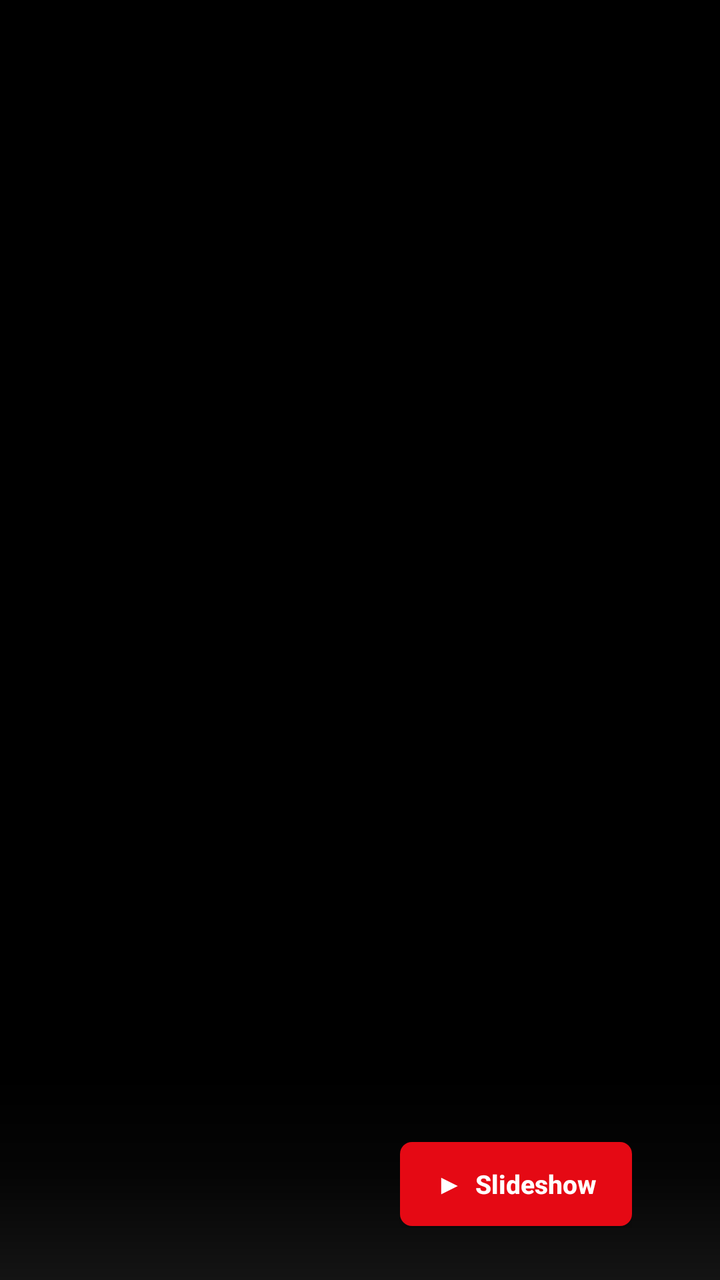
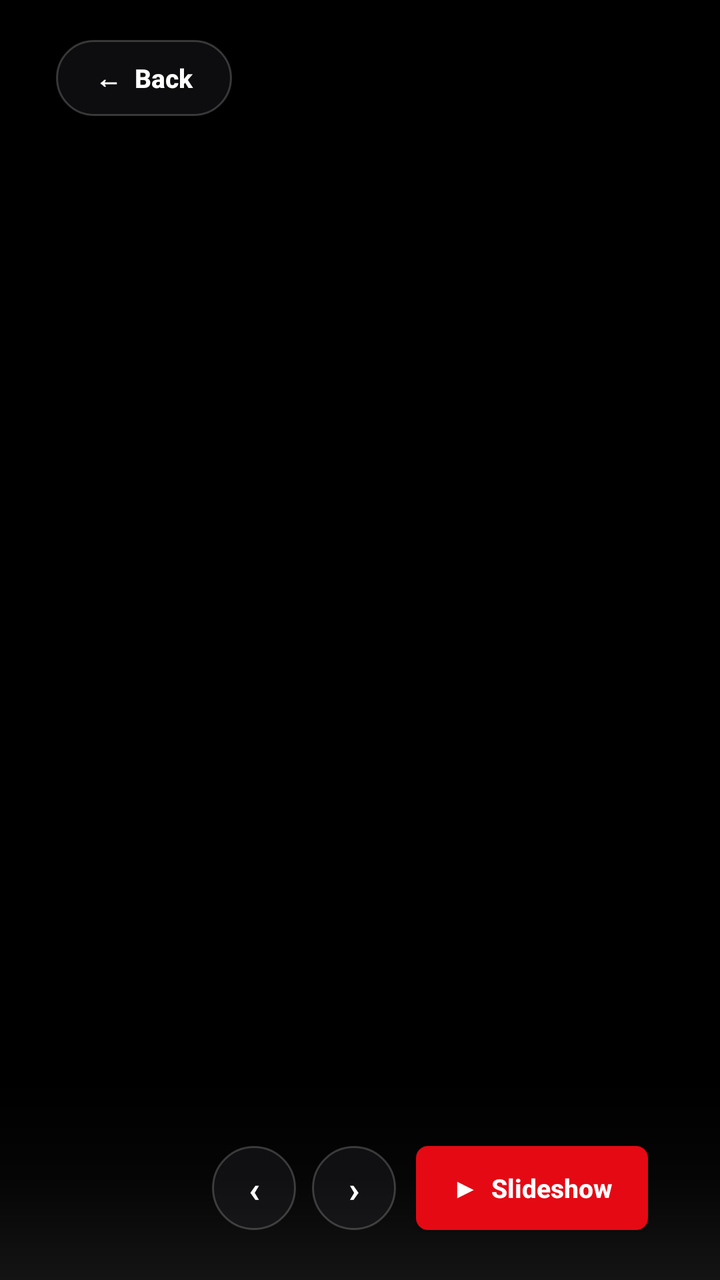

Before-and-after screenshots of an Android layout around one commit, followed by the original layout XML and the change that was made.
<!-- AndroidManifest.xml: application theme Theme.PixelStreamer -->
<!-- res/layout/activity_photo_viewer.xml -->
<?xml version="1.0" encoding="utf-8"?>
<FrameLayout xmlns:android="http://schemas.android.com/apk/res/android"
    android:layout_width="match_parent"
    android:layout_height="match_parent"
    android:background="#000000"
    android:keepScreenOn="true">

    <ImageView
        android:id="@+id/photoFullImage"
        android:layout_width="match_parent"
        android:layout_height="match_parent"
        android:contentDescription="@null"
        android:scaleType="fitCenter" />

    <LinearLayout
        android:id="@+id/photoOverlayBar"
        android:layout_width="match_parent"
        android:layout_height="wrap_content"
        android:layout_gravity="bottom"
        android:background="@drawable/bg_hero_gradient_vertical"
        android:gravity="center_vertical"
        android:orientation="horizontal"
        android:paddingStart="44dp"
        android:paddingTop="32dp"
        android:paddingEnd="44dp"
        android:paddingBottom="26dp">

        <LinearLayout
            android:layout_width="0dp"
            android:layout_height="wrap_content"
            android:layout_weight="1"
            android:orientation="vertical">

            <TextView
                android:id="@+id/photoCaption"
                android:layout_width="wrap_content"
                android:layout_height="wrap_content"
                android:textColor="@color/nf_text_primary"
                android:textSize="18sp"
                android:textStyle="bold" />

            <TextView
                android:id="@+id/photoCounter"
                android:layout_width="wrap_content"
                android:layout_height="wrap_content"
                android:layout_marginTop="2dp"
                android:textColor="@color/nf_text_secondary"
                android:textSize="13sp" />
        </LinearLayout>

        <Button
            android:id="@+id/btnPhotoSlideshow"
            android:layout_width="wrap_content"
            android:layout_height="42dp"
            android:background="@drawable/bg_btn_primary"
            android:focusable="true"
            android:paddingStart="18dp"
            android:paddingEnd="18dp"
            android:text="▶  Slideshow"
            android:textAllCaps="false"
            android:textColor="@color/nf_text_primary"
            android:textSize="13sp"
            android:textStyle="bold" />
    </LinearLayout>
</FrameLayout>
<!-- resources referenced by this layout -->
<resources>
  <color name="nf_text_primary">#FFFFFF</color>
  <color name="nf_text_secondary">#B3B3C0</color>
  <!-- drawable bg_btn_primary (drawable) -->
  <?xml version="1.0" encoding="utf-8"?>
  <selector xmlns:android="http://schemas.android.com/apk/res/android">
      <item android:state_focused="true">
          <shape android:shape="rectangle">
              <solid android:color="#F40612" />
              <corners android:radius="6dp" />
              <stroke android:width="3dp" android:color="#FFFFFF" />
          </shape>
      </item>
      <item>
          <shape android:shape="rectangle">
              <solid android:color="#E50914" />
              <corners android:radius="6dp" />
          </shape>
      </item>
  </selector>
  <!-- drawable bg_hero_gradient_vertical (drawable) -->
  <?xml version="1.0" encoding="utf-8"?>
  <shape xmlns:android="http://schemas.android.com/apk/res/android" android:shape="rectangle">
      <gradient
          android:angle="90"
          android:startColor="#FF141414"
          android:centerColor="#44141414"
          android:endColor="#00141414" />
  </shape>
  <style name="Theme.PixelStreamer" parent="Theme.AppCompat.NoActionBar">
          <item name="android:windowBackground">@color/nf_bg</item>
          <item name="android:colorBackground">@color/nf_bg</item>
          <item name="colorPrimary">@color/ps_accent</item>
          <item name="colorPrimaryDark">@color/nf_bg</item>
          <item name="colorAccent">@color/ps_accent</item>
          <item name="android:textColorPrimary">@color/nf_text_primary</item>
          <item name="android:textColorSecondary">@color/nf_text_secondary</item>
          <item name="android:windowOverscan">true</item>
      </style>
  <color name="nf_bg">#0B0B0F</color>
  <color name="ps_accent">#00E5A3</color>
</resources>

<!-- the commit's change to res/layout/activity_photo_viewer.xml (unified diff, before → after) -->
@@ -9,8 +9,26 @@
         android:id="@+id/photoFullImage"
         android:layout_width="match_parent"
         android:layout_height="match_parent"
+        android:clickable="true"
         android:contentDescription="@null"
         android:scaleType="fitCenter" />
+
+    <Button
+        android:id="@+id/btnPhotoBack"
+        android:layout_width="wrap_content"
+        android:layout_height="38dp"
+        android:layout_gravity="top|start"
+        android:layout_marginStart="28dp"
+        android:layout_marginTop="20dp"
+        android:background="@drawable/bg_pill_glass"
+        android:focusable="true"
+        android:paddingStart="16dp"
+        android:paddingEnd="16dp"
+        android:text="←  Back"
+        android:textAllCaps="false"
+        android:textColor="#FFFFFF"
+        android:textSize="13sp"
+        android:textStyle="bold" />
 
     <LinearLayout
         android:id="@+id/photoOverlayBar"
@@ -20,10 +38,10 @@
         android:background="@drawable/bg_hero_gradient_vertical"
         android:gravity="center_vertical"
         android:orientation="horizontal"
-        android:paddingStart="44dp"
+        android:paddingStart="36dp"
         android:paddingTop="32dp"
-        android:paddingEnd="44dp"
-        android:paddingBottom="26dp">
+        android:paddingEnd="36dp"
+        android:paddingBottom="24dp">
 
         <LinearLayout
             android:layout_width="0dp"
@@ -49,6 +67,30 @@
         </LinearLayout>
 
         <Button
+            android:id="@+id/btnPhotoPrev"
+            android:layout_width="42dp"
+            android:layout_height="42dp"
+            android:layout_marginEnd="8dp"
+            android:background="@drawable/bg_pill_glass"
+            android:focusable="true"
+            android:text="‹"
+            android:textColor="#FFFFFF"
+            android:textSize="18sp"
+            android:textStyle="bold" />
+
+        <Button
+            android:id="@+id/btnPhotoNext"
+            android:layout_width="42dp"
+            android:layout_height="42dp"
+            android:layout_marginEnd="10dp"
+            android:background="@drawable/bg_pill_glass"
+            android:focusable="true"
+            android:text="›"
+            android:textColor="#FFFFFF"
+            android:textSize="18sp"
+            android:textStyle="bold" />
+
+        <Button
             android:id="@+id/btnPhotoSlideshow"
             android:layout_width="wrap_content"
             android:layout_height="42dp"
<!-- resource entries referenced after the edit -->
@@ -28,6 +28,24 @@
           android:centerColor="#44141414"
           android:endColor="#00141414" />
   </shape>
+  <!-- drawable bg_pill_glass (drawable) -->
+  <?xml version="1.0" encoding="utf-8"?>
+  <selector xmlns:android="http://schemas.android.com/apk/res/android">
+      <item android:state_focused="true">
+          <shape android:shape="rectangle">
+              <solid android:color="#66FFFFFF" />
+              <corners android:radius="22dp" />
+              <stroke android:width="2dp" android:color="#FFFFFF" />
+          </shape>
+      </item>
+      <item>
+          <shape android:shape="rectangle">
+              <solid android:color="#4D2C2C32" />
+              <corners android:radius="22dp" />
+              <stroke android:width="1dp" android:color="#33FFFFFF" />
+          </shape>
+      </item>
+  </selector>
   <style name="Theme.PixelStreamer" parent="Theme.AppCompat.NoActionBar">
           <item name="android:windowBackground">@color/nf_bg</item>
           <item name="android:colorBackground">@color/nf_bg</item>
